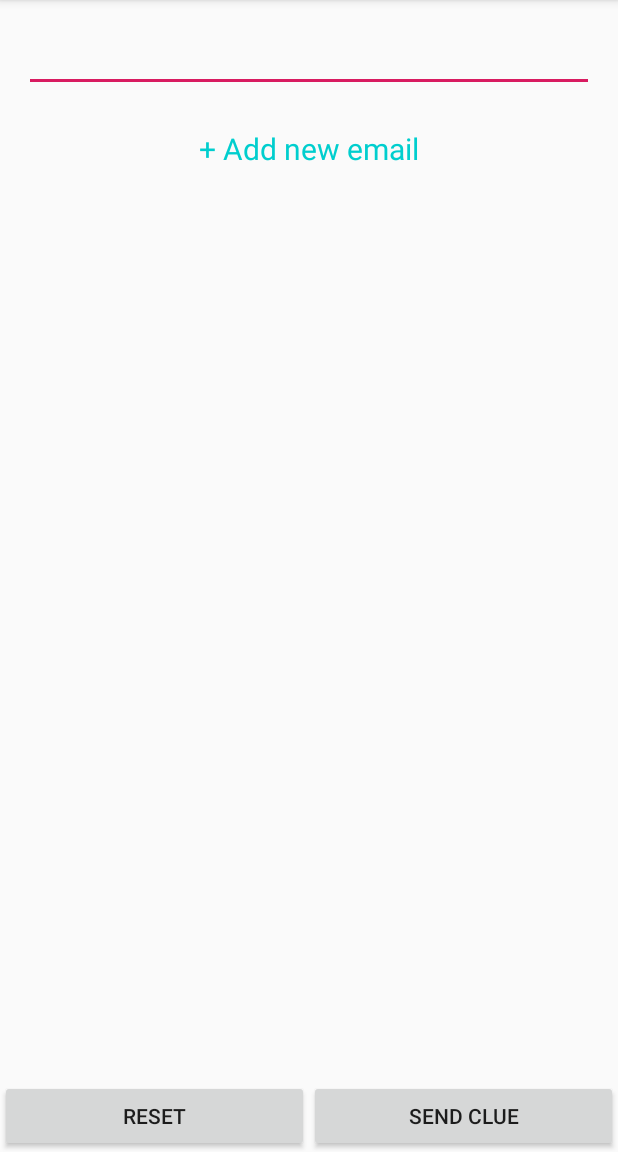
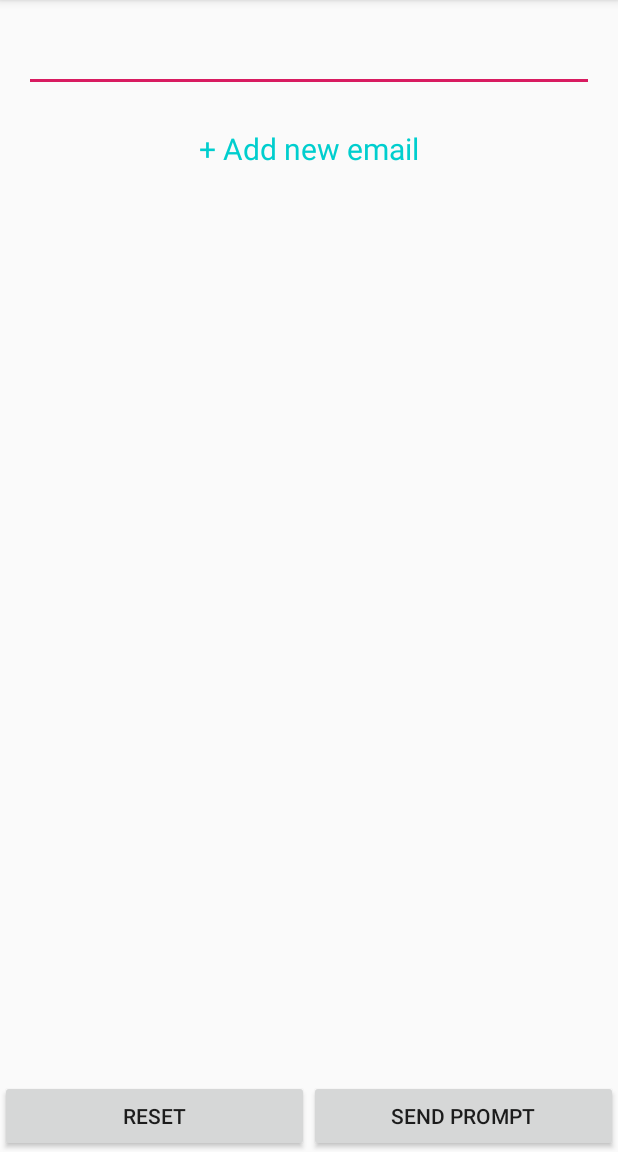
Before and after one commit to acrimi/Fake-Artist-Game-Master, an Android app: the screen it shows after launch (MainActivity), on a phone screen of 412 x 824 dp, the part 84-1236 px from its top. Run offline under Robolectric (Android 15) with nearby library versions, the phone set to English and light mode, and no system bars; our stand-ins replace data binding; libraries missing offline, so code that uses them is left out: com.sendgrid, org.parceler.

Commit message:
update readme

```diff
--- a/app/src/main/res/layout/activity_main.xml
+++ b/app/src/main/res/layout/activity_main.xml
@@ -35,7 +35,7 @@
             android:id="@+id/sendButton"
             android:layout_width="0dp"
             android:layout_height="48dp"
-            android:text="Send Clue"
+            android:text="Send Prompt"
             android:onClick="send"
             android:enabled="@{!isSending}"
             app:layout_constraintStart_toEndOf="@id/resetButton"
```
Also changed, not shown: 1 other file.
